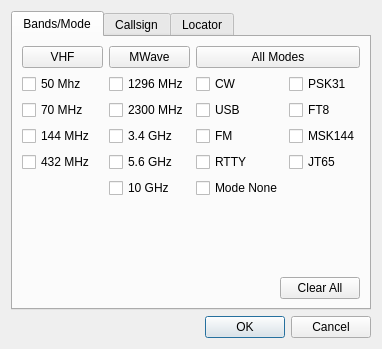
Rsclub22/Minos2-Mirror, file mqt/MqtLogger/clusterclientfilterdialog.ui: the form before one commit.
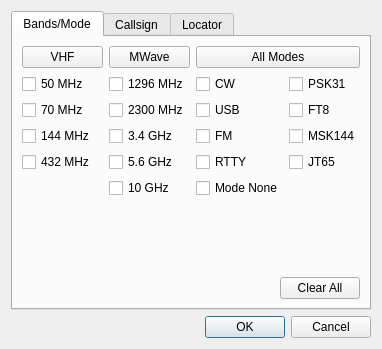
The form after the commit.

What changed in the file:
```diff
--- a/mqt/MqtLogger/clusterclientfilterdialog.ui
+++ b/mqt/MqtLogger/clusterclientfilterdialog.ui
@@ -6,7 +6,7 @@
    <rect>
     <x>0</x>
     <y>0</y>
-    <width>367</width>
+    <width>380</width>
     <height>349</height>
    </rect>
   </property>
@@ -38,7 +38,7 @@
            <item>
             <widget class="QCheckBox" name="_50MHzCheckBox">
              <property name="text">
-              <string>50 Mhz</string>
+              <string>50 MHz</string>
              </property>
             </widget>
            </item>
```
